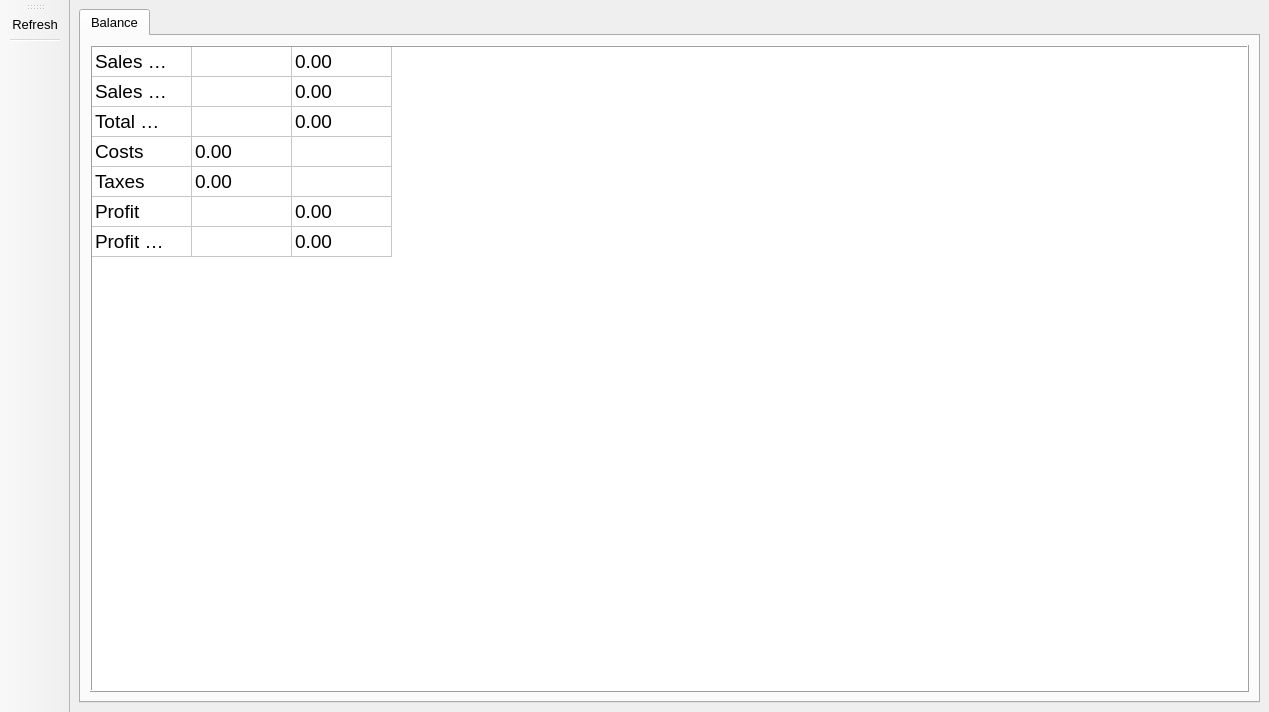
Qt form gui_inventory.ui (Redent0r/Libra) before a commit.
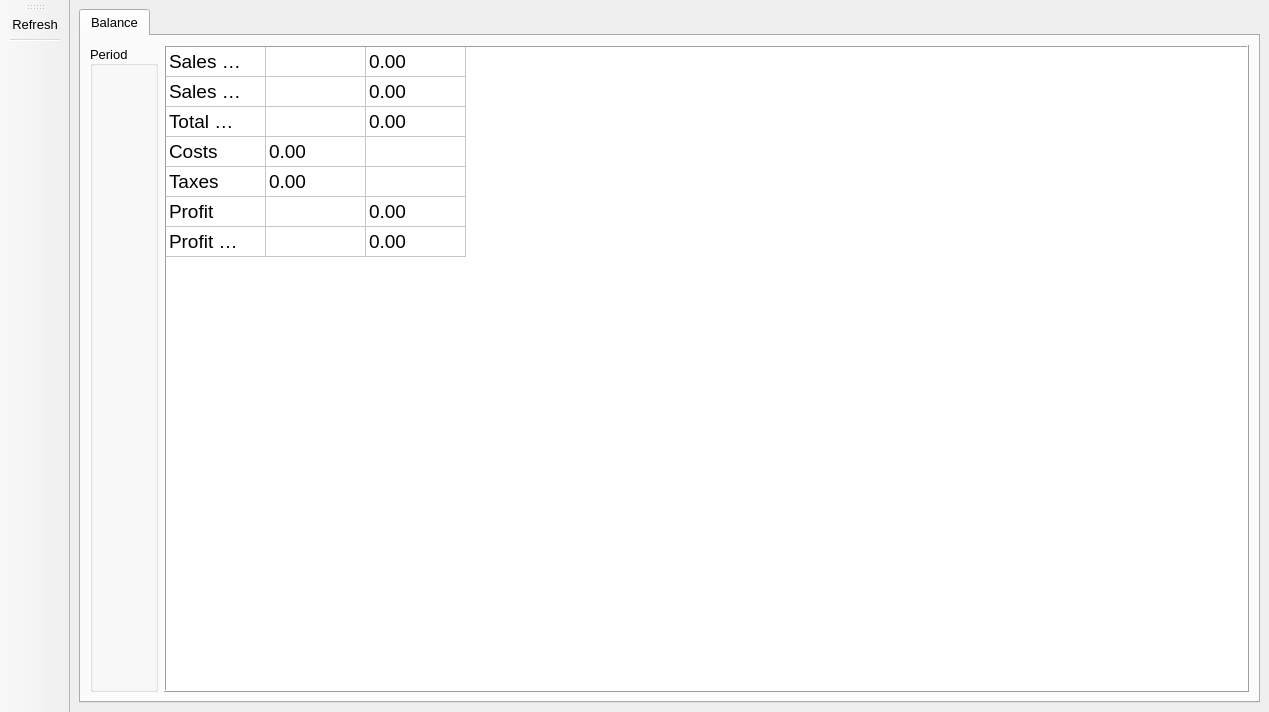
The same form after that commit. Icons and pictures are not drawn.

Commit message: added leftmost groupbox to inventory gui

The edit to the form file:
```diff
--- a/gui_inventory.ui
+++ b/gui_inventory.ui
@@ -102,6 +102,17 @@
                 <property name="leftMargin">
                  <number>0</number>
                 </property>
+                <item>
+                 <widget class="QGroupBox" name="groupBox">
+                  <property name="title">
+                   <string>Period</string>
+                  </property>
+                  <property name="alignment">
+                   <set>Qt::AlignLeading|Qt::AlignLeft|Qt::AlignVCenter</set>
+                  </property>
+                  <layout class="QHBoxLayout" name="horizontalLayout"/>
+                 </widget>
+                </item>
                </layout>
               </item>
               <item>
```
The commit also changes 1 other file.
